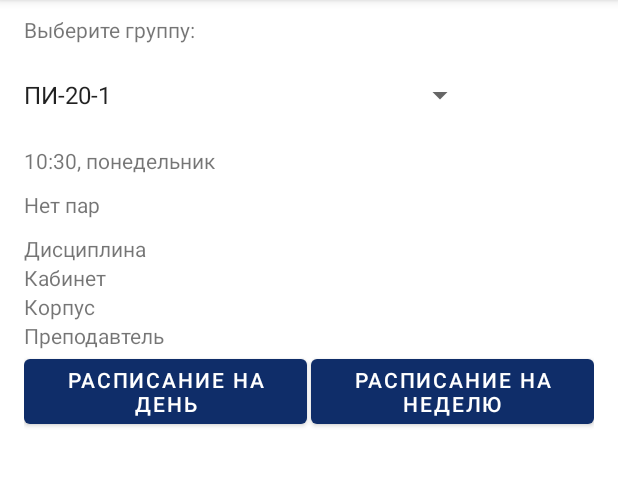
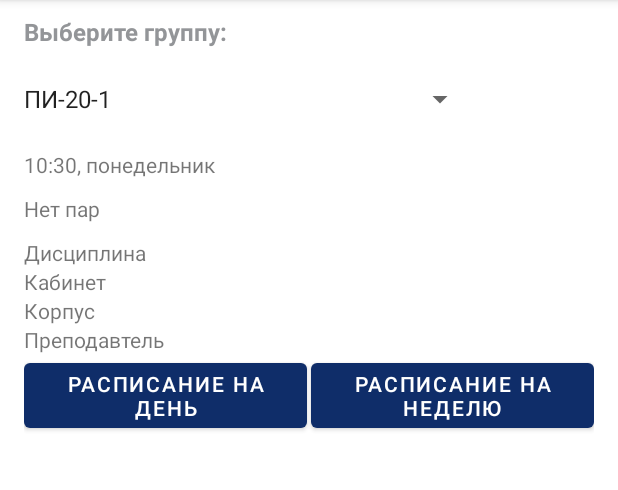
Before and after one commit to miamib34ch/HSE-MD-Timetable, an Android app: the StudentActivity screen opened directly, with no data from a screen before it, on a phone screen of 412 x 824 dp, the part 84-574 px from its top. Run offline under Robolectric (Android 15) with nearby library versions, the phone set to English and light mode, and no system bars.

Commit message:
Вынес стили лейблов и значений в themes.xml

```diff
--- a/app/src/main/res/layout/activity_student.xml
+++ b/app/src/main/res/layout/activity_student.xml
@@ -11,10 +11,11 @@
         android:id="@+id/textView"
         android:layout_width="match_parent"
         android:layout_height="wrap_content"
+        android:layout_marginVertical="10dp"
         android:layout_weight="1"
         android:paddingLeft="16dp"
-        android:layout_marginVertical="10dp"
-        android:text="@string/choose_group_label" />
+        android:text="@string/choose_group_label"
+        android:textAppearance="@style/HSE.Style.Label" />
 
     <Spinner
         android:id="@+id/groupList"
--- a/app/src/main/res/values/themes.xml
+++ b/app/src/main/res/values/themes.xml
@@ -13,4 +13,14 @@
         <item name="android:statusBarColor" tools:targetApi="l">?attr/colorPrimaryVariant</item>
         <!-- Customize your theme here. -->
     </style>
+
+    <style name="HSE.Style.Value" parent="android:TextAppearance">
+            <item name="android:layout_width">match_parent</item>
+            <item name="android:layout_height">wrap_content</item>
+    </style>
+
+    <style name="HSE.Style.Label" parent="HSE.Style.Value">
+            <item name="android:textStyle">bold</item>
+            <item name="android:textColor">@color/colorSecondary</item>
+    </style>
 </resources>
```
